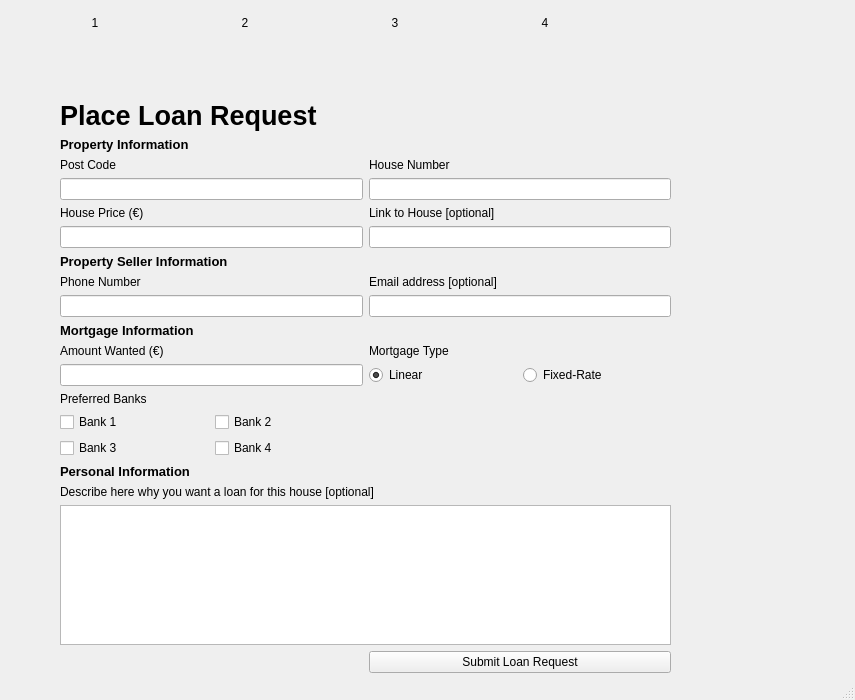
Above: ui/mainwindow.ui from Jumba/decentralized-mortgage-market before the change. Below: the same form after it.
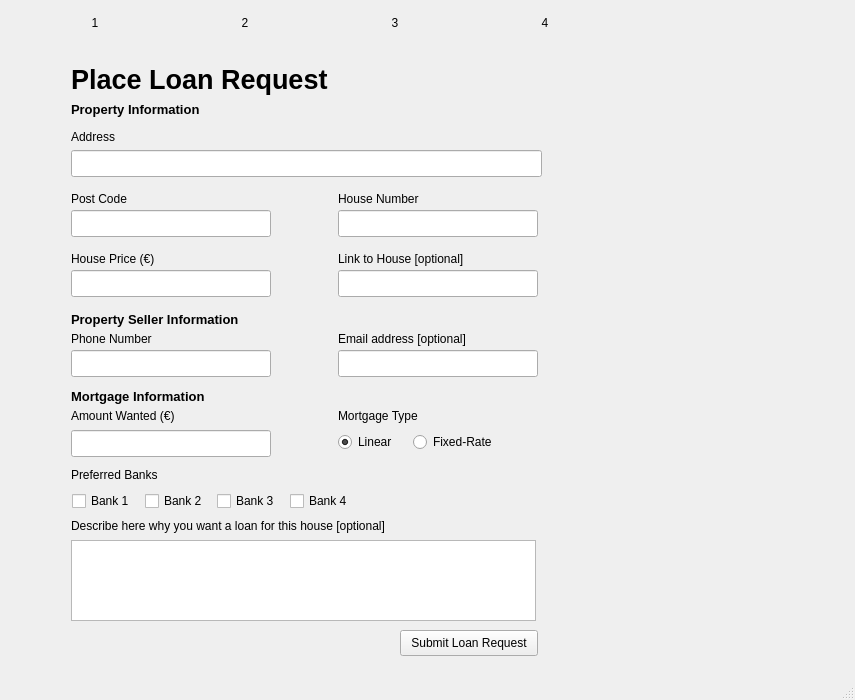
That is the form after the change. The open tabs and pages were chosen to show the change.

Commit message: Added address field and payload to Place Loan Request

Diff of the .ui file:
```diff
--- a/ui/mainwindow.ui
+++ b/ui/mainwindow.ui
@@ -459,127 +459,48 @@
      </widget>
     </widget>
     <widget class="QWidget" name="bplr_page">
-     <widget class="QWidget" name="gridLayoutWidget">
+     <widget class="QLabel" name="bplr_property_information_label">
       <property name="geometry">
        <rect>
-        <x>60</x>
+        <x>71</x>
         <y>60</y>
-        <width>611</width>
-        <height>573</height>
+        <width>140</width>
+        <height>18</height>
        </rect>
       </property>
-      <layout class="QGridLayout" name="gridLayout">
-       <item row="0" column="0">
-        <widget class="QLabel" name="bplr_title_label">
          <property name="font">
           <font>
-           <pointsize>20</pointsize>
+        <pointsize>10</pointsize>
            <weight>75</weight>
            <bold>true</bold>
           </font>
          </property>
          <property name="text">
-          <string>Place Loan Request</string>
-         </property>
-        </widget>
-       </item>
-       <item row="3" column="1">
-        <widget class="QLineEdit" name="bplr_housenumber_lineedit">
-         <property name="text">
-          <string/>
-         </property>
-        </widget>
-       </item>
-       <item row="5" column="0">
-        <widget class="QLineEdit" name="bplr_house_price_lineedit">
-         <property name="text">
-          <string/>
-         </property>
-        </widget>
-       </item>
-       <item row="2" column="0">
-        <widget class="QLabel" name="bplr_postcode_label">
-         <property name="font">
-          <font>
-           <pointsize>9</pointsize>
-          </font>
-         </property>
-         <property name="text">
-          <string>Post Code</string>
-         </property>
-        </widget>
-       </item>
-       <item row="3" column="0">
-        <widget class="QLineEdit" name="bplr_postcode_lineedit">
-         <property name="text">
-          <string/>
-         </property>
-        </widget>
-       </item>
-       <item row="8" column="0">
-        <widget class="QLineEdit" name="bplr_seller_phone_number_lineedit">
-         <property name="text">
-          <string/>
-         </property>
-        </widget>
-       </item>
-       <item row="5" column="1">
-        <widget class="QLineEdit" name="bplr_house_link_lineedit"/>
-       </item>
-       <item row="18" column="1">
-        <widget class="QPushButton" name="bplr_submit_button">
+       <string>Property Information</string>
+      </property>
+     </widget>
+     <widget class="QPushButton" name="bplr_submit_pushbutton">
+      <property name="geometry">
+       <rect>
+        <x>400</x>
+        <y>590</y>
+        <width>138</width>
+        <height>26</height>
+       </rect>
+      </property>
          <property name="text">
           <string>Submit Loan Request</string>
          </property>
         </widget>
-       </item>
-       <item row="9" column="0">
-        <widget class="QLabel" name="bplr_mortgage_information_label">
-         <property name="font">
-          <font>
-           <pointsize>10</pointsize>
-           <weight>75</weight>
-           <bold>true</bold>
-          </font>
-         </property>
-         <property name="text">
-          <string>Mortgage Information</string>
-         </property>
-        </widget>
-       </item>
-       <item row="11" column="0">
-        <widget class="QLineEdit" name="bplr_amount_wanted_lineedit">
-         <property name="text">
-          <string/>
-         </property>
-        </widget>
-       </item>
-       <item row="2" column="1">
-        <widget class="QLabel" name="bplr_housenumber_label">
-         <property name="font">
-          <font>
-           <pointsize>9</pointsize>
-          </font>
-         </property>
-         <property name="text">
-          <string>House Number</string>
-         </property>
-        </widget>
-       </item>
-       <item row="10" column="1">
-        <widget class="QLabel" name="bplr_mortgage_type_label">
-         <property name="font">
-          <font>
-           <pointsize>9</pointsize>
-          </font>
-         </property>
-         <property name="text">
-          <string>Mortgage Type</string>
-         </property>
-        </widget>
-       </item>
-       <item row="4" column="0">
         <widget class="QLabel" name="bplr_house_price_label">
+      <property name="geometry">
+       <rect>
+        <x>71</x>
+        <y>210</y>
+        <width>85</width>
+        <height>17</height>
+       </rect>
+      </property>
          <property name="font">
           <font>
            <pointsize>9</pointsize>
@@ -589,34 +510,25 @@
           <string>House Price (€)</string>
          </property>
         </widget>
-       </item>
-       <item row="12" column="0">
-        <widget class="QLabel" name="bplr_preferred_banks_label">
-         <property name="text">
-          <string>Preferred Banks</string>
-         </property>
-        </widget>
-       </item>
-       <item row="7" column="0">
-        <widget class="QLabel" name="bplr_seller_phone_number_label">
-         <property name="text">
-          <string>Phone Number</string>
-         </property>
-        </widget>
-       </item>
-       <item row="10" column="0">
-        <widget class="QLabel" name="bplr_amount_wanted_label">
-         <property name="font">
-          <font>
-           <pointsize>9</pointsize>
-          </font>
-         </property>
-         <property name="text">
-          <string>Amount Wanted (€)</string>
-         </property>
-        </widget>
-       </item>
-       <item row="11" column="1">
+     <widget class="QTextEdit" name="bplr_description_textedit">
+      <property name="geometry">
+       <rect>
+        <x>71</x>
+        <y>500</y>
+        <width>465</width>
+        <height>81</height>
+       </rect>
+      </property>
+     </widget>
+     <widget class="QWidget" name="">
+      <property name="geometry">
+       <rect>
+        <x>338</x>
+        <y>390</y>
+        <width>159</width>
+        <height>24</height>
+       </rect>
+      </property>
         <layout class="QGridLayout" name="gridLayout_2">
          <item row="0" column="0">
           <widget class="QRadioButton" name="bplr_linear_radiobutton">
@@ -642,21 +554,47 @@
           </widget>
          </item>
         </layout>
-       </item>
-       <item row="4" column="1">
-        <widget class="QLabel" name="bplr_house_link_label">
+     </widget>
+     <widget class="QLineEdit" name="bplr_amount_wanted_lineedit">
+      <property name="geometry">
+       <rect>
+        <x>71</x>
+        <y>390</y>
+        <width>200</width>
+        <height>27</height>
+       </rect>
+      </property>
+      <property name="text">
+       <string/>
+      </property>
+     </widget>
+     <widget class="QLabel" name="bplr_amount_wanted_label">
+      <property name="geometry">
+       <rect>
+        <x>71</x>
+        <y>367</y>
+        <width>110</width>
+        <height>17</height>
+       </rect>
+      </property>
          <property name="font">
           <font>
            <pointsize>9</pointsize>
           </font>
          </property>
          <property name="text">
-          <string>Link to House [optional]</string>
-         </property>
-        </widget>
-       </item>
-       <item row="1" column="0">
-        <widget class="QLabel" name="bplr_property_information_label">
+       <string>Amount Wanted (€)</string>
+      </property>
+     </widget>
+     <widget class="QLabel" name="bplr_property_seller_information_label">
+      <property name="geometry">
+       <rect>
+        <x>71</x>
+        <y>270</y>
+        <width>180</width>
+        <height>18</height>
+       </rect>
+      </property>
          <property name="font">
           <font>
            <pointsize>10</pointsize>
@@ -665,15 +603,75 @@
           </font>
          </property>
          <property name="text">
-          <string>Property Information</string>
-         </property>
-        </widget>
-       </item>
-       <item row="17" column="0" colspan="2">
-        <widget class="QTextEdit" name="bplr_description_textedit"/>
-       </item>
-       <item row="16" column="0" colspan="2">
+       <string>Property Seller Information</string>
+      </property>
+     </widget>
+     <widget class="QLabel" name="bplr_seller_email_label">
+      <property name="geometry">
+       <rect>
+        <x>338</x>
+        <y>290</y>
+        <width>136</width>
+        <height>17</height>
+       </rect>
+      </property>
+      <property name="text">
+       <string>Email address [optional]</string>
+      </property>
+     </widget>
+     <widget class="QLineEdit" name="bplr_housenumber_lineedit">
+      <property name="geometry">
+       <rect>
+        <x>338</x>
+        <y>170</y>
+        <width>200</width>
+        <height>27</height>
+       </rect>
+      </property>
+      <property name="text">
+       <string/>
+      </property>
+     </widget>
+     <widget class="QLabel" name="bplr_preferred_banks_label">
+      <property name="geometry">
+       <rect>
+        <x>71</x>
+        <y>426</y>
+        <width>91</width>
+        <height>17</height>
+       </rect>
+      </property>
+      <property name="text">
+       <string>Preferred Banks</string>
+      </property>
+     </widget>
+     <widget class="QLabel" name="bplr_housenumber_label">
+      <property name="geometry">
+       <rect>
+        <x>338</x>
+        <y>150</y>
+        <width>86</width>
+        <height>17</height>
+       </rect>
+      </property>
+      <property name="font">
+       <font>
+        <pointsize>9</pointsize>
+       </font>
+      </property>
+      <property name="text">
+       <string>House Number</string>
+      </property>
+     </widget>
         <widget class="QLabel" name="bplr_description_label">
+      <property name="geometry">
+       <rect>
+        <x>71</x>
+        <y>477</y>
+        <width>335</width>
+        <height>17</height>
+       </rect>
+      </property>
          <property name="font">
           <font>
            <pointsize>9</pointsize>
@@ -685,9 +683,25 @@
           <string>Describe here why you want a loan for this house [optional]</string>
          </property>
         </widget>
-       </item>
-       <item row="15" column="0">
-        <widget class="QLabel" name="bplr_personal_information_label">
+     <widget class="QLineEdit" name="bplr_address_lineedit">
+      <property name="geometry">
+       <rect>
+        <x>71</x>
+        <y>110</y>
+        <width>471</width>
+        <height>27</height>
+       </rect>
+      </property>
+     </widget>
+     <widget class="QLabel" name="bplr_mortgage_information_label">
+      <property name="geometry">
+       <rect>
+        <x>71</x>
+        <y>347</y>
+        <width>147</width>
+        <height>18</height>
+       </rect>
+      </property>
          <property name="font">
           <font>
            <pointsize>10</pointsize>
@@ -696,14 +710,185 @@
           </font>
          </property>
          <property name="text">
-          <string>Personal Information</string>
-         </property>
-        </widget>
-       </item>
-       <item row="14" column="0">
-        <layout class="QGridLayout" name="gridLayout_4">
-         <item row="0" column="1">
+       <string>Mortgage Information</string>
+      </property>
+     </widget>
+     <widget class="QLabel" name="bplr_title_label">
+      <property name="geometry">
+       <rect>
+        <x>71</x>
+        <y>21</y>
+        <width>261</width>
+        <height>37</height>
+       </rect>
+      </property>
+      <property name="font">
+       <font>
+        <pointsize>20</pointsize>
+        <weight>75</weight>
+        <bold>true</bold>
+       </font>
+      </property>
+      <property name="text">
+       <string>Place Loan Request</string>
+      </property>
+     </widget>
+     <widget class="QLineEdit" name="bplr_house_price_lineedit">
+      <property name="geometry">
+       <rect>
+        <x>71</x>
+        <y>230</y>
+        <width>200</width>
+        <height>27</height>
+       </rect>
+      </property>
+      <property name="text">
+       <string/>
+      </property>
+     </widget>
+     <widget class="QLabel" name="bplr_seller_phone_number_label">
+      <property name="geometry">
+       <rect>
+        <x>71</x>
+        <y>290</y>
+        <width>87</width>
+        <height>17</height>
+       </rect>
+      </property>
+      <property name="text">
+       <string>Phone Number</string>
+      </property>
+     </widget>
+     <widget class="QLineEdit" name="bplr_postcode_lineedit">
+      <property name="geometry">
+       <rect>
+        <x>71</x>
+        <y>170</y>
+        <width>200</width>
+        <height>27</height>
+       </rect>
+      </property>
+      <property name="text">
+       <string/>
+      </property>
+     </widget>
+     <widget class="QLabel" name="bplr_house_link_label">
+      <property name="geometry">
+       <rect>
+        <x>338</x>
+        <y>210</y>
+        <width>135</width>
+        <height>17</height>
+       </rect>
+      </property>
+      <property name="font">
+       <font>
+        <pointsize>9</pointsize>
+       </font>
+      </property>
+      <property name="text">
+       <string>Link to House [optional]</string>
+      </property>
+     </widget>
+     <widget class="QLineEdit" name="bplr_seller_phone_number_lineedit">
+      <property name="geometry">
+       <rect>
+        <x>71</x>
+        <y>310</y>
+        <width>200</width>
+        <height>27</height>
+       </rect>
+      </property>
+      <property name="text">
+       <string/>
+      </property>
+     </widget>
+     <widget class="QLineEdit" name="bplr_seller_email_lineedit">
+      <property name="geometry">
+       <rect>
+        <x>338</x>
+        <y>310</y>
+        <width>200</width>
+        <height>27</height>
+       </rect>
+      </property>
+      <property name="text">
+       <string/>
+      </property>
+     </widget>
+     <widget class="QLabel" name="bplr_address_label">
+      <property name="geometry">
+       <rect>
+        <x>71</x>
+        <y>88</y>
+        <width>46</width>
+        <height>17</height>
+       </rect>
+      </property>
+      <property name="font">
+       <font>
+        <pointsize>9</pointsize>
+       </font>
+      </property>
+      <property name="text">
+       <string>Address</string>
+      </property>
+     </widget>
+     <widget class="QLabel" name="bplr_mortgage_type_label">
+      <property name="geometry">
+       <rect>
+        <x>338</x>
+        <y>367</y>
+        <width>86</width>
+        <height>17</height>
+       </rect>
+      </property>
+      <property name="font">
+       <font>
+        <pointsize>9</pointsize>
+       </font>
+      </property>
+      <property name="text">
+       <string>Mortgage Type</string>
+      </property>
+     </widget>
+     <widget class="QLineEdit" name="bplr_house_link_lineedit">
+      <property name="geometry">
+       <rect>
+        <x>338</x>
+        <y>230</y>
+        <width>200</width>
+        <height>27</height>
+       </rect>
+      </property>
+     </widget>
+     <widget class="QLabel" name="bplr_postcode_label">
+      <property name="geometry">
+       <rect>
+        <x>71</x>
+        <y>150</y>
+        <width>57</width>
+        <height>17</height>
+       </rect>
+      </property>
+      <property name="font">
+       <font>
+        <pointsize>9</pointsize>
+       </font>
+      </property>
+      <property name="text">
+       <string>Post Code</string>
+      </property>
+     </widget>
           <widget class="QCheckBox" name="bplr_bank2_checkbox">
+      <property name="geometry">
+       <rect>
+        <x>145</x>
+        <y>450</y>
+        <width>67</width>
+        <height>22</height>
+       </rect>
+      </property>
            <property name="text">
             <string>Bank 2</string>
            </property>
@@ -711,65 +896,47 @@
             <bool>false</bool>
            </property>
           </widget>
-         </item>
-         <item row="0" column="0">
           <widget class="QCheckBox" name="bplr_bank1_checkbox">
+      <property name="geometry">
+       <rect>
+        <x>72</x>
+        <y>450</y>
+        <width>67</width>
+        <height>22</height>
+       </rect>
+      </property>
            <property name="text">
             <string>Bank 1</string>
            </property>
           </widget>
-         </item>
-         <item row="1" column="0">
-          <widget class="QCheckBox" name="bplr_bank3_checkbox">
-           <property name="text">
-            <string>Bank 3</string>
-           </property>
-           <property name="checked">
-            <bool>false</bool>
-           </property>
-          </widget>
-         </item>
-         <item row="1" column="1">
           <widget class="QCheckBox" name="bplr_bank4_checkbox">
+      <property name="geometry">
+       <rect>
+        <x>290</x>
+        <y>450</y>
+        <width>67</width>
+        <height>22</height>
+       </rect>
+      </property>
            <property name="text">
             <string>Bank 4</string>
            </property>
           </widget>
-         </item>
-        </layout>
-       </item>
-       <item row="14" column="1">
-        <layout class="QGridLayout" name="gridLayout_5"/>
-       </item>
-       <item row="6" column="0">
-        <widget class="QLabel" name="bplr_property_seller_information_label">
-         <property name="font">
-          <font>
-           <pointsize>10</pointsize>
-           <weight>75</weight>
-           <bold>true</bold>
-          </font>
+     <widget class="QCheckBox" name="bplr_bank3_checkbox">
+      <property name="geometry">
+       <rect>
+        <x>217</x>
+        <y>450</y>
+        <width>67</width>
+        <height>22</height>
+       </rect>
          </property>
          <property name="text">
-          <string>Property Seller Information</string>
-         </property>
-        </widget>
-       </item>
-       <item row="7" column="1">
-        <widget class="QLabel" name="bplr_seller_email_label">
-         <property name="text">
-          <string>Email address [optional]</string>
-         </property>
-        </widget>
-       </item>
-       <item row="8" column="1">
-        <widget class="QLineEdit" name="bplr_seller_email_lineedit">
-         <property name="text">
-          <string/>
-         </property>
-        </widget>
-       </item>
-      </layout>
+       <string>Bank 3</string>
+      </property>
+      <property name="checked">
+       <bool>false</bool>
+      </property>
      </widget>
     </widget>
     <widget class="QWidget" name="fiplr1_page">
```
Left out of the diff: 6 changed lines with no effect on the pictures. Lines whose indentation alone changed are shown as unchanged. The commit also changes 2 other files.
